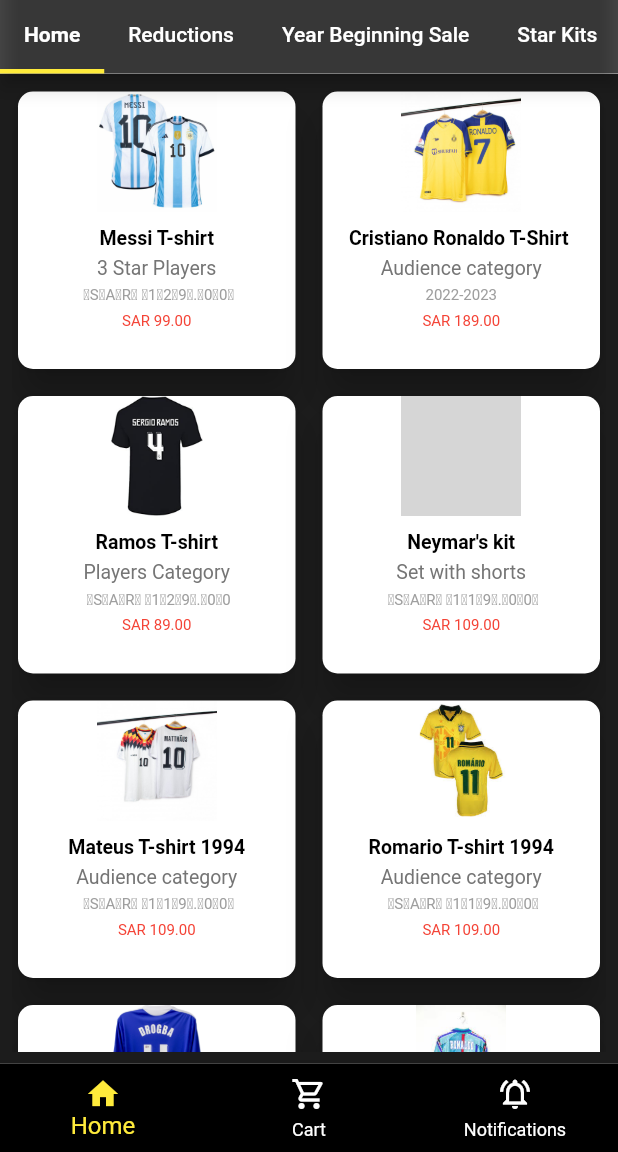
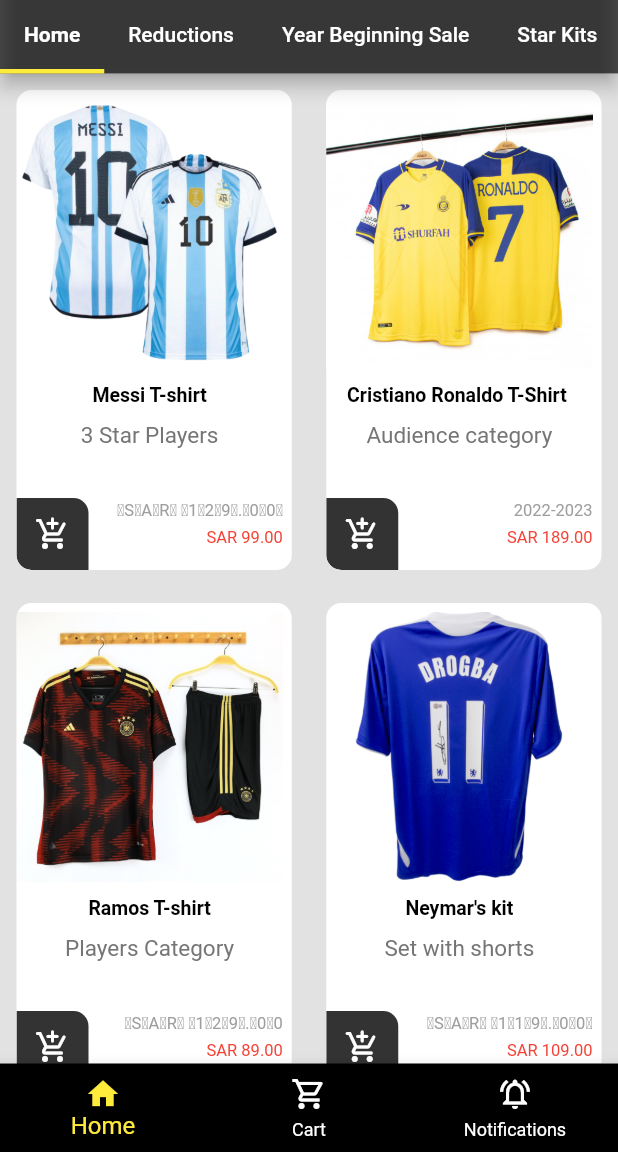
Before and after one commit to ShorooqAbdeen/Koora-Store, a Flutter app: the BottomScreen screen opened by its route, on a phone screen of 412 x 824 dp, the part 84-1236 px from its top. Run offline on Flutter 3.47's test engine with Material 2 defaults, Android fonts, the phone set to English and light mode, and no system bars; our stand-ins replace firebase_auth, firebase_core, font_awesome_flutter; accounts and stored records are empty; Roboto replaces fonts that are missing (Kanit Regular); grey boxes are pictures that could not be loaded.

Commit message:
commit sama11

```diff
--- a/lib/Screens/BottomNavigationScreens/CartScreen.dart
+++ b/lib/Screens/BottomNavigationScreens/CartScreen.dart
@@ -10,18 +10,20 @@
         home: Scaffold(
            appBar: AppBar(
             leading: IconButton(onPressed: (){Navigator.pop(context);},icon: Icon(Icons.arrow_back),),
-            title: Text("Notifications"),
+            title: Text("Cart"),
            centerTitle: true,
            backgroundColor: Colors.black.withOpacity(.7),
            ),
-           body: Column(
-              crossAxisAlignment: CrossAxisAlignment.center,
-              mainAxisAlignment: MainAxisAlignment.center,
-             children: [
-               Icon(Icons.shopping_cart_outlined,size: 70,color: Colors.black,),
-              Text("This cart is empty",style: TextStyle(fontSize: 18,color: Colors.grey),)
+           body: Center(
+             child: Column(
+                crossAxisAlignment: CrossAxisAlignment.center,
+                mainAxisAlignment: MainAxisAlignment.center,
+               children: [
+                 Icon(Icons.shopping_cart_outlined,size: 70,color: Colors.black,),
+                Text("This cart is empty",style: TextStyle(fontSize: 18,color: Colors.grey),)
         ],
       ),
+           ),
       ),
     );
   }
--- a/lib/Screens/HomeScreen.dart
+++ b/lib/Screens/HomeScreen.dart
@@ -41,11 +41,15 @@
     return MaterialApp(
         debugShowCheckedModeBanner: false,
         home: Scaffold(
-          backgroundColor: Colors.white.withOpacity(0.9),
+          backgroundColor: Colors.white,
           appBar: AppBar(
             actions: [
-              IconButton(onPressed: (){}, icon: Icon(Icons.shopping_cart_outlined,color: Colors.white,)),
-              IconButton(onPressed: (){}, icon: Icon(Icons.notifications_active_outlined,color: Colors.white,)),
+              IconButton(onPressed: (){
+                 Navigator.pushNamed(context, "/cart_screen");
+                 }, icon: Icon(Icons.shopping_cart_outlined,color: Colors.white,)),
+              IconButton(onPressed: (){
+                Navigator.pushNamed(context, "/notification_screen");
+                }, icon: Icon(Icons.notifications_active_outlined,color: Colors.white,)),
             ],
             title: Image.asset(
               "images/koora_logo_removebg.png",
--- a/lib/Screens/LunchScreen.dart
+++ b/lib/Screens/LunchScreen.dart
@@ -19,7 +19,7 @@
   @override
   Widget build(BuildContext context) {
     return Container(
-      color: Colors.black.withOpacity(.7),
+      color: Colors.black12,
       child: Center(
        child:Image.asset("images/koora_logo_removebg.png") ,
       ),
--- a/lib/Screens/TabBarScreens/card_content.dart
+++ b/lib/Screens/TabBarScreens/card_content.dart
@@ -1,5 +1,6 @@
 import 'package:flutter/cupertino.dart';
 import 'package:flutter/material.dart';
+import 'package:flutter_staggered_grid_view/flutter_staggered_grid_view.dart';
 import 'package:koora_store/Screens/TabBarScreens/card_model.dart';
 class CardContent extends StatelessWidget {
 
@@ -12,52 +13,62 @@
   @override
   Widget build(BuildContext context) {
     return Scaffold(
-      backgroundColor: Color(0xff1C1C1C),
-      body: Padding(
-        padding: const EdgeInsets.all(8),
-        child: GridView.builder(
+      backgroundColor: Colors.white70,
+      body:Container(
+        color: Colors.grey.withOpacity(0.3),
+        child: MasonryGridView.builder(
+          gridDelegate: SliverSimpleGridDelegateWithFixedCrossAxisCount(crossAxisCount: 2),
           itemCount: 10,
-            gridDelegate: SliverGridDelegateWithFixedCrossAxisCount(
-                crossAxisCount: 2,
-                mainAxisSpacing: 10,
-                crossAxisSpacing: 10
-            ),
-            itemBuilder:(context, index) {
-              return Container(
-                height: 200,
-                child: Card(
-                  elevation: 10,
+          crossAxisSpacing: 1,
+          itemBuilder: (BuildContext context, int index) => Container(
+                  height: 320,
+                    margin: const EdgeInsets.all(11.0),
                     clipBehavior: Clip.antiAlias,
-                    semanticContainer: true,
-                  shape: RoundedRectangleBorder(
+                     decoration:BoxDecoration(
+                       color: Colors.white,
                       borderRadius: BorderRadius.circular(10),
                   ),
-                  child: Column(
+                  child: Padding(
+                    padding: const EdgeInsets.only(top: 6,right: 6,bottom: 0),
+                    child: Stack(
                       children: [
-                      Image.asset(data.elementAt(index).image,height: 80,fit:BoxFit.fitWidth,),
-                      SizedBox(height: 10,),
-                      Align(
-                        alignment: AlignmentDirectional.center,
-                        child: Column(
+                        Column(
+                          children: [
+                            Image.asset(data.elementAt(index).image,height:180,fit: BoxFit.fill,),
+                            SizedBox(height:10,),
+                            Column(
                               children: [
                                 Text(data.elementAt(index).descrebtion,style: TextStyle(color: Colors.black,fontWeight: FontWeight.bold,fontSize: 13),),
+                                SizedBox(height: 10,),
+                                Text(data.elementAt(index).detailes,style:TextStyle(color: Colors.grey.shade600,fontSize:15)),
+                                SizedBox(height: 35,),
+                                Align(alignment: Alignment.bottomRight,child: Text(data.elementAt(index).priceBef,style: TextStyle(color: Colors.grey,fontSize:11),)),
                                 SizedBox(height: 5,),
-                            Text(data.elementAt(index).detailes,style:TextStyle(color: Colors.grey.shade600,fontSize:13)),
-                            SizedBox(height: 5,),
-                            Text(data.elementAt(index).priceBef,style: TextStyle(color: Colors.grey,fontSize:10 ),),
-                            SizedBox(height: 5,),
-                            Text(data.elementAt(index).priceAft,style: TextStyle(color: Colors.red,fontSize: 10),)
+                                Align(alignment: Alignment.bottomRight,child:Text(data.elementAt(index).priceAft,style: TextStyle(color: Colors.red,fontSize: 11),)),
+                              ],
+                            ),
+                          ],
+                        ),
+                        Positioned(
+                            bottom:0,
+                            child: Container(
+                              decoration: BoxDecoration(
+                                borderRadius: BorderRadius.only(bottomLeft: Radius.circular(10),topRight: Radius.circular(10)),
+                                color: Colors.black.withOpacity(0.8),
+                              ),
+                              child: IconButton(
+                                  onPressed: (){},
+                                  icon: Icon(Icons.add_shopping_cart_rounded),
+                                  color: Colors.white,
+                              ),
+                            ),
+                        ),
                       ],
                     ),
                   ),
-
-                    ],
+                ),
         ),
       ),
     );
-            }),
-      ),
-    );
-
   }
 }
--- a/lib/Screens/TabBarScreens/card_lists.dart
+++ b/lib/Screens/TabBarScreens/card_lists.dart
@@ -4,27 +4,28 @@
 
 class CardLists{
    static List<CardModel> list1=[
-  CardModel("images/home/teshirt messi.jpg","Messi T-shirt","3 Star Players"," ̶S̶A̶R̶ ̶1̶2̶9̶.̶0̶0̶","SAR 99.00"),
+  CardModel("images/home/messsi_removepg.png","Messi T-shirt","3 Star Players"," ̶S̶A̶R̶ ̶1̶2̶9̶.̶0̶0̶","SAR 99.00"),
   CardModel("images/home/CristianoRonaldoT-shirt.png","Cristiano Ronaldo T-Shirt ","Audience category","2022-2023","SAR 189.00"),
-  CardModel("images/home/ramous.jpg","Ramos T-shirt","Players Category"," ̶S̶A̶R̶ ̶1̶2̶9̶.̶0̶0","SAR 89.00"),
-  CardModel("images/images/home/nemar.png","Neymar's kit","Set with shorts"," ̶S̶A̶R̶ ̶1̶1̶9̶.̶0̶0̶","SAR 109.00"),
+  CardModel("images/home/germm.jpg","Ramos T-shirt","Players Category"," ̶S̶A̶R̶ ̶1̶2̶9̶.̶0̶0","SAR 89.00"),
+  CardModel("images/home/Drukba T-shirt 2012.png","Neymar's kit","Set with shorts"," ̶S̶A̶R̶ ̶1̶1̶9̶.̶0̶0̶","SAR 109.00"),
   CardModel("images/home/Mateus T-shirt 1994.png","Mateus T-shirt 1994","Audience category"," ̶S̶A̶R̶ ̶1̶1̶9̶.̶0̶0̶","SAR 109.00"),
      CardModel("images/home/Romario T-shirt 1994.png","Romario T-shirt 1994","Audience category"," ̶S̶A̶R̶ ̶1̶1̶9̶.̶0̶0̶","SAR 109.00"),
      CardModel("images/home/Drukba T-shirt 2012.png","Drukba T-shirt 2012","Audience category"," ̶S̶A̶R̶ ̶1̶1̶9̶.̶0̶0̶","SAR 109.00"),
      CardModel("images/home/Ronaldo T-shirt 1996.png","Ronaldo T-shirt 1996","Audience category"," ̶S̶A̶R̶ ̶1̶1̶9̶.̶0̶0̶","SAR 109.00"),
-     CardModel("images/home/Totti T-shirt 2001.png","Totti T-shirt 2001","Audience category"," ̶S̶A̶R̶ ̶1̶1̶9̶.̶0̶0̶","SAR 109.00"),];
+     CardModel("images/home/germm.jpg","Totti T-shirt 2001","Audience category"," ̶S̶A̶R̶ ̶1̶1̶9̶.̶0̶0̶","SAR 109.00"),
+     CardModel("images/home/germ.jpg","Totti T-shirt 2001","Audience category"," ̶S̶A̶R̶ ̶1̶1̶9̶.̶0̶0̶","SAR 109.00"),];
 
    static List<CardModel> list2=[
-     CardModel("images/home/teshirt messi.jpg","Messi T-shirt","3 Star Players"," ̶S̶A̶R̶ ̶1̶2̶9̶.̶0̶0̶","SAR 99.00"),
+     CardModel("images/home/messsi_removepg.png","Messi T-shirt","3 Star Players"," ̶S̶A̶R̶ ̶1̶2̶9̶.̶0̶0̶","SAR 99.00"),
      CardModel("images/home/germ.jpg", "Germany starting kit", "Set with shorts", " ̶S̶A̶R̶ ̶1̶0̶9̶.̶0̶0̶","SAR 69.00"),
      CardModel("images/home/germm.jpg", "Germany Second Team Kit", "Set with shorts", " ̶S̶A̶R̶ ̶1̶0̶9̶.̶0̶0̶", "SAR 69.00"),
      CardModel("images/home/manshester.jpg", "Manchester United  Set", "Winter Set", " ̶S̶A̶R̶ ̶1̶9̶9̶.̶0̶0̶", "SAR 169.00"),
-   CardModel("images/home/Drukba T-shirt 2012.png","Drukba T-shirt 2012","Audience category"," ̶S̶A̶R̶ ̶1̶1̶9̶.̶0̶0̶","SAR 109.00"),
-     CardModel("images/images/home/nemar.png","Neymar's kit","Set with shorts"," ̶S̶A̶R̶ ̶1̶1̶9̶.̶0̶0̶","SAR 109.00"),
+     CardModel("images/home/Drukba T-shirt 2012.png","Drukba T-shirt 2012","Audience category"," ̶S̶A̶R̶ ̶1̶1̶9̶.̶0̶0̶","SAR 109.00"),
+     CardModel("images/home/neymar.jpg","Neymar's kit","Set with shorts"," ̶S̶A̶R̶ ̶1̶1̶9̶.̶0̶0̶","SAR 109.00"),
      CardModel("images/home/Mateus T-shirt 1994.png","Mateus T-shirt 1994","Audience category"," ̶S̶A̶R̶ ̶1̶1̶9̶.̶0̶0̶","SAR 109.00"),
      CardModel("images/home/Romario T-shirt 1994.png","Romario T-shirt 1994","Audience category"," ̶S̶A̶R̶ ̶1̶1̶9̶.̶0̶0̶","SAR 109.00"),
      CardModel("images/home/Pirlo T-shirt 2006.png","Pirlo T-shirt 2006","Audience category"," ̶S̶A̶R̶ ̶1̶1̶9̶.̶0̶0̶","SAR 109.00"),
-   CardModel("images/home/Drukba T-shirt 2012.png","Drukba T-shirt 2012","Audience category"," ̶S̶A̶R̶ ̶1̶1̶9̶.̶0̶0̶","SAR 109.00"),
+     CardModel("images/home/Drukba T-shirt 2012.png","Drukba T-shirt 2012","Audience category"," ̶S̶A̶R̶ ̶1̶1̶9̶.̶0̶0̶","SAR 109.00"),
    ];
 
 }
--- a/lib/main.dart
+++ b/lib/main.dart
@@ -16,7 +16,6 @@
   Widget build(BuildContext context) {
     return MaterialApp(
       debugShowCheckedModeBanner: false,
-      color: Colors.black.withOpacity(.7),
       initialRoute: "/lunch_screen",
       routes: {
          "/lunch_screen":(context)=>LunchScreen(),
--- a/pubspec.yaml
+++ b/pubspec.yaml
@@ -39,6 +39,7 @@
   font_awesome_flutter: ^10.3.0
   firebase_core: ^2.4.1
   firebase_auth: ^4.2.5
+  flutter_staggered_grid_view: ^0.6.2
 dev_dependencies:
   flutter_test:
     sdk: flutter
@@ -70,12 +71,12 @@
   assets:
     - images/koora_logo.png
     - images/koora_logo_removebg.png
-    - images/neymar.png
     - images/AdidasShoes.jpg
     - images/BarcelonaExerciseKit.jpg
     - images/BigSale.png
     - images/yallow.png
     - images/home/teshirt messi.jpg
+    - images/home/messsi_removepg.png
     - images/home/Mateus T-shirt 1994.png
     - images/home/neymar.png
     - images/home/Pirlo T-shirt 2006.png
```
Also changed, not shown: images/home/messsi_removepg.png (added), images/home/neymar.jpg (added), pubspec.lock. Lines whose indentation alone changed are shown as unchanged.
